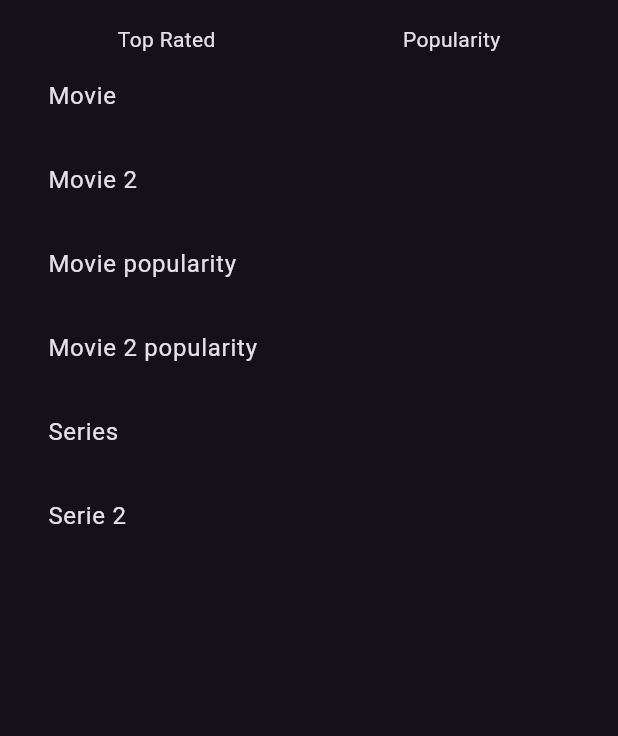
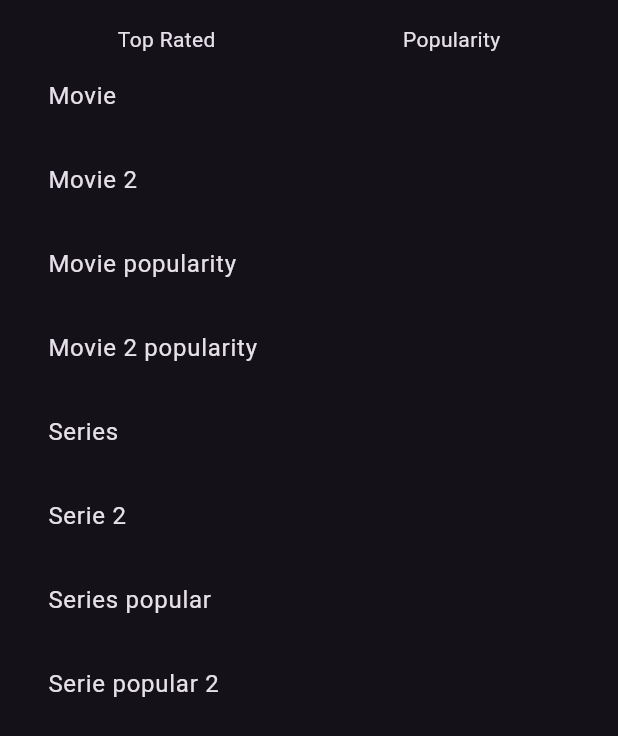
Before and after one commit to nicolas-ferrada/movies_and_series, a Flutter app: the screen it shows after launch, on a phone screen of 412 x 824 dp. Shown: the top 736 px of the screen. Run offline on Flutter 3.47's test engine with Material 3 defaults, Android fonts, the phone set to English and light mode, and no system bars; our stand-ins replace equatable, flutter_bloc.

Commit message:
feat: add 'popularity series' bloc

```diff
--- /dev/null
+++ b/lib/logic/blocs/series_popularity_bloc/series_popularity_bloc.dart
@@ -0,0 +1,47 @@
+import 'package:flutter_bloc/flutter_bloc.dart';
+import 'package:equatable/equatable.dart';
+
+import '../../../data/models/series.dart';
+
+part 'series_popularity_event.dart';
+part 'series_popularity_state.dart';
+
+class SeriesPopularityBloc
+    extends Bloc<SeriesPopularityEvent, SeriesPopularityState> {
+  SeriesPopularityBloc() : super(SeriesPopularityInitial()) {
+    on<SeriesPopularityLoad>(_onLoad);
+  }
+
+  void _onLoad(
+    SeriesPopularityLoad event,
+    Emitter<SeriesPopularityState> emit,
+  ) async {
+    emit(SeriesPopularityLoading());
+    await Future.delayed(const Duration(seconds: 2)); // api call simulation
+    final List<Series> popularitySeriesList = [
+      const Series(
+        id: 110,
+        name: 'Series popular',
+        overview: 'Overview Serie',
+        releaseDate: '2021-01-01',
+        rating: 8.0,
+        rateCount: 100,
+        popularity: 2000,
+        posterPath: '/3xnWaLQjelJDDF7LT1WBo6f4BRe.jpg',
+        backdropPath: '/9faGSFi5jam6pDWGNd0p8JcJgXQ.jpg',
+      ),
+      const Series(
+        id: 120,
+        name: 'Serie popular 2',
+        overview: 'Overview serie 2',
+        releaseDate: '2024-01-01',
+        rating: 8.0,
+        rateCount: 100,
+        popularity: 2000,
+        posterPath: '/3xnWaLQjelJDDF7LT1WBo6f4BRe.jpg',
+        backdropPath: '/9faGSFi5jam6pDWGNd0p8JcJgXQ.jpg',
+      ),
+    ];
+    emit(SeriesPopularityLoaded(popularitySeriesList: popularitySeriesList));
+  }
+}
--- /dev/null
+++ b/lib/logic/blocs/series_popularity_bloc/series_popularity_event.dart
@@ -0,0 +1,10 @@
+part of 'series_popularity_bloc.dart';
+
+sealed class SeriesPopularityEvent extends Equatable {
+  const SeriesPopularityEvent();
+
+  @override
+  List<Object> get props => [];
+}
+
+final class SeriesPopularityLoad extends SeriesPopularityEvent {}
--- /dev/null
+++ b/lib/logic/blocs/series_popularity_bloc/series_popularity_state.dart
@@ -0,0 +1,30 @@
+part of 'series_popularity_bloc.dart';
+
+sealed class SeriesPopularityState extends Equatable {
+  const SeriesPopularityState();
+
+  @override
+  List<Object> get props => [];
+}
+
+final class SeriesPopularityInitial extends SeriesPopularityState {}
+
+final class SeriesPopularityLoading extends SeriesPopularityState {}
+
+final class SeriesPopularityLoaded extends SeriesPopularityState {
+  final List<Series> popularitySeriesList;
+
+  const SeriesPopularityLoaded({required this.popularitySeriesList});
+
+  @override
+  List<Object> get props => [popularitySeriesList];
+}
+
+final class SeriesPopularityError extends SeriesPopularityState {
+  final String errorMessage;
+
+  const SeriesPopularityError({required this.errorMessage});
+
+  @override
+  List<Object> get props => [errorMessage];
+}
--- a/lib/main.dart
+++ b/lib/main.dart
@@ -1,6 +1,7 @@
 import 'package:flutter/material.dart';
 import 'package:flutter_bloc/flutter_bloc.dart';
 import 'package:movies_and_series/logic/blocs/movie_popularity_bloc/movie_popularity_bloc.dart';
+import 'package:movies_and_series/logic/blocs/series_popularity_bloc/series_popularity_bloc.dart';
 import 'package:movies_and_series/logic/blocs/series_rating_bloc/series_rating_bloc.dart';
 import 'package:movies_and_series/presentation/pages/home_page_build.dart';
 
@@ -27,6 +28,10 @@ class MyApp extends StatelessWidget {
         BlocProvider<SeriesRatingBloc>(
           create: (context) => SeriesRatingBloc()..add(SeriesRatingLoad()),
         ),
+        BlocProvider<SeriesPopularityBloc>(
+          create: (context) =>
+              SeriesPopularityBloc()..add(SeriesPopularityLoad()),
+        ),
       ],
       child: MaterialApp(
         debugShowCheckedModeBanner: false,
--- a/lib/presentation/pages/home_page_build.dart
+++ b/lib/presentation/pages/home_page_build.dart
@@ -4,6 +4,7 @@ import 'package:flutter_bloc/flutter_bloc.dart';
 import '../../data/models/media.dart';
 import '../../logic/blocs/movie_popularity_bloc/movie_popularity_bloc.dart';
 import '../../logic/blocs/movie_rating_bloc/movie_rating_bloc.dart';
+import '../../logic/blocs/series_popularity_bloc/series_popularity_bloc.dart';
 import '../../logic/blocs/series_rating_bloc/series_rating_bloc.dart';
 import 'home_page.dart';
 
@@ -17,10 +18,13 @@ class HomePageBuild extends StatelessWidget {
         final movieRatingState = context.watch<MovieRatingBloc>().state;
         final moviePopularityState = context.watch<MoviePopularityBloc>().state;
         final seriesRatingState = context.watch<SeriesRatingBloc>().state;
+        final seriesPopularityState =
+            context.watch<SeriesPopularityBloc>().state;
 
         if (movieRatingState is MovieRatingLoading ||
             moviePopularityState is MoviePopularityLoading ||
-            seriesRatingState is SeriesRatingLoading) {
+            seriesRatingState is SeriesRatingLoading ||
+            seriesPopularityState is SeriesPopularityLoading) {
           return const Scaffold(
             body: Center(
               child: CircularProgressIndicator(),
@@ -28,11 +32,13 @@ class HomePageBuild extends StatelessWidget {
           );
         } else if (movieRatingState is MovieRatingLoaded &&
             moviePopularityState is MoviePopularityLoaded &&
-            seriesRatingState is SeriesRatingLoaded) {
+            seriesRatingState is SeriesRatingLoaded &&
+            seriesPopularityState is SeriesPopularityLoaded) {
           final List<Media> mediaList = [
             ...movieRatingState.ratingMovieList,
             ...moviePopularityState.popularityMovieList,
             ...seriesRatingState.ratingSeriesList,
+            ...seriesPopularityState.popularitySeriesList,
           ];
           return HomePage(
             mediaList: mediaList,
@@ -55,6 +61,12 @@ class HomePageBuild extends StatelessWidget {
               child: Text('Error: ${seriesRatingState.errorMessage}'),
             ),
           );
+        } else if (seriesPopularityState is SeriesPopularityError) {
+          return Scaffold(
+            body: Center(
+              child: Text('Error: ${seriesPopularityState.errorMessage}'),
+            ),
+          );
         }
         return const Scaffold(
           body: Center(
```
